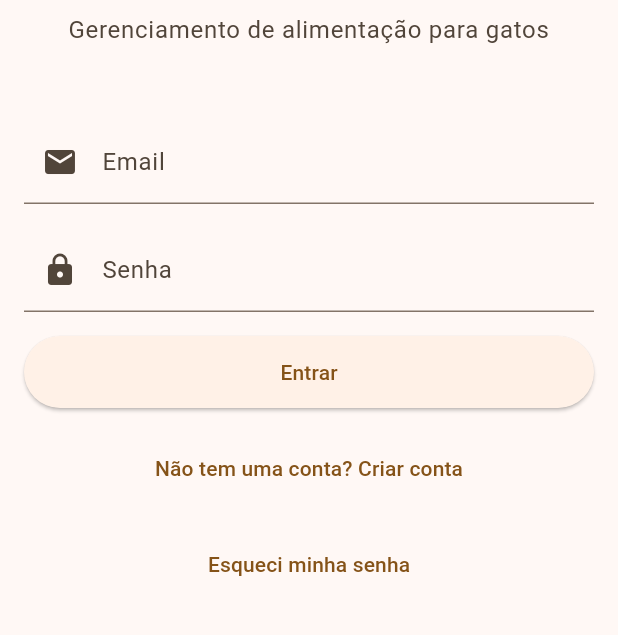
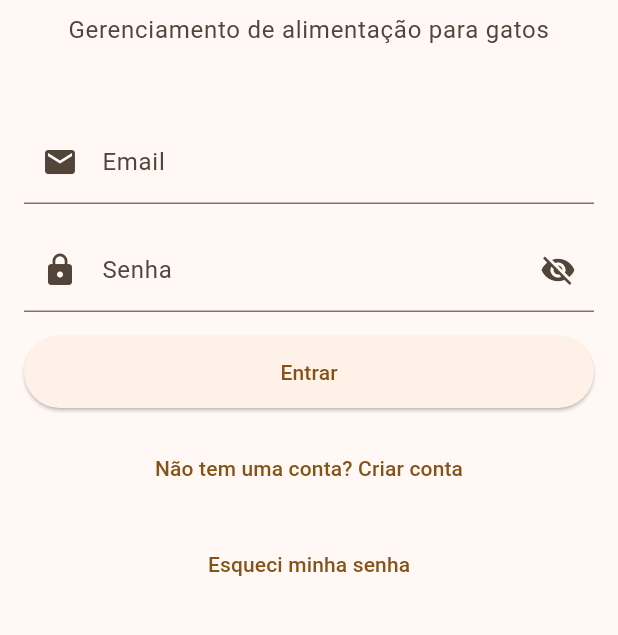
Before and after one commit to mauriciobc/mealtime-flutter, a Flutter app: the screen it shows after launch, on a phone screen of 412 x 824 dp, the part 471-1106 px from its top. Run offline on Flutter 3.47's test engine with Material 3 defaults, Android fonts, the phone set to English and light mode, and no system bars; our stand-ins replace cached_network_image, dartz, dio, equatable, flutter_bloc, get_it and 5 more; accounts and stored records are empty; generated files the repository leaves out were written again.

Commit message:
feat(auth): add password visibility toggle to login field
This provides a common and helpful UX feature for users entering their password. The change includes an IconButton to toggle visibility and a Tooltip for accessibility.

```diff
--- a/mealtime_app/lib/features/auth/presentation/pages/login_page.dart
+++ b/mealtime_app/lib/features/auth/presentation/pages/login_page.dart
@@ -16,6 +16,7 @@ class _LoginPageState extends State<LoginPage> {
   final _passwordController = TextEditingController();
   final _nameController = TextEditingController();
   bool _isSignUp = false;
+  bool _isPasswordVisible = false;
 
   @override
   void dispose() {
@@ -103,11 +104,26 @@ class _LoginPageState extends State<LoginPage> {
 
             TextField(
               controller: _passwordController,
-              decoration: const InputDecoration(
+              decoration: InputDecoration(
                 labelText: 'Senha',
-                prefixIcon: Icon(Icons.lock),
+                prefixIcon: const Icon(Icons.lock),
+                suffixIcon: Tooltip(
+                  message: _isPasswordVisible ? 'Hide password' : 'Show password',
+                  child: IconButton(
+                    icon: Icon(
+                      _isPasswordVisible
+                          ? Icons.visibility
+                          : Icons.visibility_off,
+                    ),
+                    onPressed: () {
+                      setState(() {
+                        _isPasswordVisible = !_isPasswordVisible;
+                      });
+                    },
+                  ),
+                ),
               ),
-              obscureText: true,
+              obscureText: !_isPasswordVisible,
             ),
             const SizedBox(height: 16),
 
```
